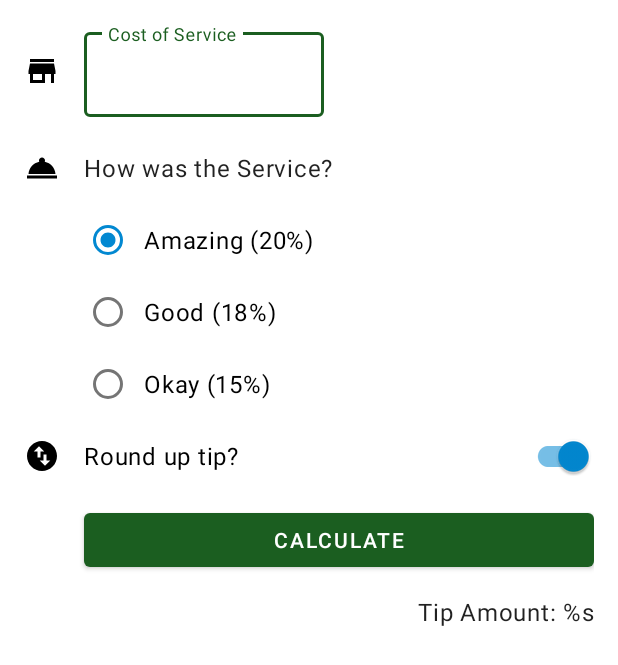
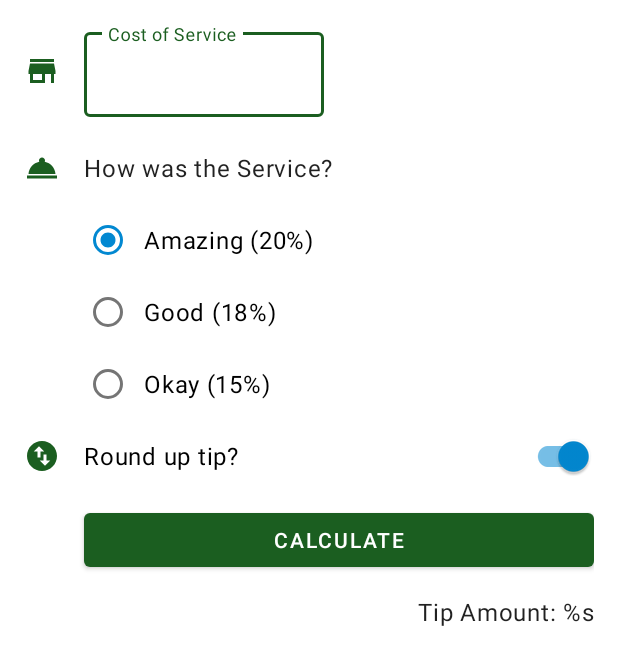
Before and after one commit to EleoXDA/Tip_Calculator_KT, an Android app: the layout activity_main.xml on its own in the app's theme, with its tools: preview values and no code run, on a phone screen of 412 x 824 dp. Shown: the top 665 px of the screen. Run offline under Robolectric (Android 15) with nearby library versions, the phone set to English and light mode, and no system bars.

Commit message:
fixes and styling

```diff
--- a/app/src/main/java/eu/eleo/tipcalculatorbygoogle/MainActivity.kt
+++ b/app/src/main/java/eu/eleo/tipcalculatorbygoogle/MainActivity.kt
@@ -1,6 +1,10 @@
 package eu.eleo.tipcalculatorbygoogle
 
+import android.content.Context
 import android.os.Bundle
+import android.view.KeyEvent
+import android.view.View
+import android.view.inputmethod.InputMethodManager
 import androidx.appcompat.app.AppCompatActivity
 import eu.eleo.tipcalculatorbygoogle.databinding.ActivityMainBinding
 import java.text.NumberFormat
@@ -14,6 +18,8 @@ class MainActivity : AppCompatActivity() {
         binding = ActivityMainBinding.inflate(layoutInflater)
         setContentView(binding.root)
         binding.calculateButton.setOnClickListener { calculateTip() }
+        binding.costOfServiceEditText.setOnKeyListener { view, keyCode, _ -> handleKeyEvent(view, keyCode)
+        }
     }
 
     private fun calculateTip() {
@@ -38,4 +44,13 @@ class MainActivity : AppCompatActivity() {
         val formattedTip = NumberFormat.getCurrencyInstance().format(tip)
         binding.tipResult.text = getString(R.string.tip_amount, formattedTip)
     }
+    private fun handleKeyEvent(view: View, keyCode: Int): Boolean {
+        if (keyCode == KeyEvent.KEYCODE_ENTER) {
+            val inputMethodManager =
+                getSystemService(Context.INPUT_METHOD_SERVICE) as InputMethodManager
+            inputMethodManager.hideSoftInputFromWindow(view.windowToken, 0)
+            return true
+        }
+        return false
+    }
 }
--- a/app/src/main/res/drawable/ic_baseline_swap_vertical_circle_24.xml
+++ b/app/src/main/res/drawable/ic_baseline_swap_vertical_circle_24.xml
@@ -2,7 +2,8 @@
     android:width="24dp"
     android:height="24dp"
     android:viewportWidth="24"
-    android:viewportHeight="24">
+    android:viewportHeight="24"
+    android:tint="?attr/colorPrimary">
   <path
       android:fillColor="@color/black"
       android:pathData="M12,2C6.48,2 2,6.48 2,12s4.48,10 10,10 10,-4.48 10,-10S17.52,2 12,2zM6.5,9L10,5.5 13.5,9L11,9v4L9,13L9,9L6.5,9zM17.5,15L14,18.5 10.5,15L13,15v-4h2v4h2.5z"/>
--- a/app/src/main/res/drawable/ic_service.xml
+++ b/app/src/main/res/drawable/ic_service.xml
@@ -1,4 +1,4 @@
-<vector android:height="24dp" android:tint="#000000"
+<vector android:height="24dp" android:tint="?attr/colorPrimary"
     android:viewportHeight="24" android:viewportWidth="24"
     android:width="24dp" xmlns:android="http://schemas.android.com/apk/res/android">
     <path android:fillColor="@android:color/white" android:pathData="M2,17h20v2L2,19zM13.84,7.79c0.1,-0.24 0.16,-0.51 0.16,-0.79 0,-1.1 -0.9,-2 -2,-2s-2,0.9 -2,2c0,0.28 0.06,0.55 0.16,0.79C6.25,8.6 3.27,11.93 3,16h18c-0.27,-4.07 -3.25,-7.4 -7.16,-8.21z"/>
--- a/app/src/main/res/drawable/ic_store.xml
+++ b/app/src/main/res/drawable/ic_store.xml
@@ -1,4 +1,4 @@
-<vector android:height="24dp" android:tint="#000000"
+<vector android:height="24dp" android:tint="?attr/colorPrimary"
     android:viewportHeight="24" android:viewportWidth="24"
     android:width="24dp" xmlns:android="http://schemas.android.com/apk/res/android">
     <path android:fillColor="@android:color/white" android:pathData="M20,4L4,4v2h16L20,4zM21,14v-2l-1,-5L4,7l-1,5v2h1v6h10v-6h4v6h2v-6h1zM12,18L6,18v-4h6v4z"/>
--- a/app/src/main/res/layout/activity_main.xml
+++ b/app/src/main/res/layout/activity_main.xml
@@ -1,17 +1,21 @@
 <?xml version="1.0" encoding="utf-8"?>
-<androidx.constraintlayout.widget.ConstraintLayout xmlns:android="http://schemas.android.com/apk/res/android"
+<ScrollView xmlns:android="http://schemas.android.com/apk/res/android"
     xmlns:app="http://schemas.android.com/apk/res-auto"
     xmlns:tools="http://schemas.android.com/tools"
     android:layout_width="match_parent"
-    android:layout_height="match_parent"
+    android:layout_height="match_parent">
+
+    <androidx.constraintlayout.widget.ConstraintLayout
+        android:layout_width="match_parent"
+        android:layout_height="wrap_content"
         android:padding="16dp"
         tools:context=".MainActivity">
 
         <com.google.android.material.textfield.TextInputLayout
             android:id="@+id/cost_of_service"
-        android:layout_marginStart="16dp"
             android:layout_width="160dp"
             android:layout_height="wrap_content"
+            android:layout_marginStart="16dp"
             android:hint="@string/cost_of_service"
             app:layout_constraintStart_toEndOf="@id/icon_cost_of_service"
             app:layout_constraintTop_toTopOf="parent">
@@ -19,17 +23,17 @@
             <com.google.android.material.textfield.TextInputEditText
                 android:id="@+id/cost_of_service_edit_text"
                 android:layout_width="match_parent"
-            android:inputType="numberDecimal"
-            android:layout_height="wrap_content"/>
+                android:layout_height="wrap_content"
+                android:inputType="numberDecimal" />
 
         </com.google.android.material.textfield.TextInputLayout>
 
         <TextView
             android:id="@+id/service_question"
+            style="@style/Widget.TipCalc.TextView"
             android:layout_width="wrap_content"
             android:layout_height="wrap_content"
             android:layout_marginTop="10dp"
-        style="@style/Widget.TipCalc.TextView"
             android:text="@string/how_was_the_service"
             app:layout_constraintStart_toStartOf="@id/cost_of_service"
             app:layout_constraintTop_toBottomOf="@id/cost_of_service" />
@@ -39,20 +43,20 @@
             android:layout_width="wrap_content"
             android:layout_height="wrap_content"
             android:importantForAccessibility="no"
-        app:srcCompat="@drawable/ic_service"
+            app:layout_constraintBottom_toBottomOf="@id/service_question"
+            app:layout_constraintStart_toStartOf="parent"
             app:layout_constraintTop_toTopOf="@id/service_question"
-        app:layout_constraintBottom_toBottomOf="@id/service_question"
-        app:layout_constraintStart_toStartOf="parent"/>
+            app:srcCompat="@drawable/ic_service" />
 
         <ImageView
             android:id="@+id/icon_round_up"
             android:layout_width="wrap_content"
             android:layout_height="wrap_content"
+            app:layout_constraintBottom_toBottomOf="@id/round_up_switch"
+            app:layout_constraintStart_toStartOf="parent"
+            app:layout_constraintTop_toBottomOf="@id/tip_options"
+            app:layout_constraintTop_toTopOf="@id/round_up_switch"
             app:srcCompat="@drawable/ic_baseline_swap_vertical_circle_24"
-        app:layout_constraintTop_toBottomOf="@id/tip_options"
-        app:layout_constraintStart_toStartOf="parent"
-        app:layout_constraintTop_toTopOf="@id/round_up_switch"
-        app:layout_constraintBottom_toBottomOf="@id/round_up_switch"
             tools:ignore="ContentDescription" />
 
         <RadioGroup
@@ -99,18 +103,18 @@
             android:id="@+id/calculate_button"
             android:layout_width="0dp"
             android:layout_height="wrap_content"
+            android:layout_marginTop="8dp"
             android:text="@string/calculate"
-        android:layout_marginTop="8dp"
             app:layout_constraintEnd_toEndOf="parent"
             app:layout_constraintStart_toStartOf="@id/tip_options"
             app:layout_constraintTop_toBottomOf="@id/round_up_switch" />
 
         <TextView
             android:id="@+id/tip_result"
+            style="@style/Widget.TipCalc.TextView"
             android:layout_width="wrap_content"
             android:layout_height="wrap_content"
             android:text="@string/tip_amount"
-        style="@style/Widget.TipCalc.TextView"
             app:layout_constraintEnd_toEndOf="parent"
             app:layout_constraintTop_toBottomOf="@id/calculate_button" />
 
@@ -119,8 +123,9 @@
             android:layout_width="wrap_content"
             android:layout_height="wrap_content"
             android:importantForAccessibility="no"
-        app:layout_constraintTop_toTopOf="@id/cost_of_service"
             app:layout_constraintBottom_toBottomOf="@id/cost_of_service"
             app:layout_constraintStart_toStartOf="parent"
-        app:srcCompat="@drawable/ic_store"/>
+            app:layout_constraintTop_toTopOf="@id/cost_of_service"
+            app:srcCompat="@drawable/ic_store" />
     </androidx.constraintlayout.widget.ConstraintLayout>
+</ScrollView>
--- a/app/src/main/res/values-night/themes.xml
+++ b/app/src/main/res/values-night/themes.xml
@@ -7,5 +7,8 @@
         <item name="colorSecondaryVariant">@color/blue_light</item>
         <item name="colorOnSecondary">@color/black</item>
         <item name="android:statusBarColor" tools:targetApi="l">?attr/colorPrimaryVariant</item>
+        <item name="textInputStyle">@style/Widget.MaterialComponents.TextInputLayout.OutlinedBox</item>
+        <item name="radioButtonStyle">@style/Widget.TipCalc.CompoundButton.RadioButton</item>
+        <item name="switchStyle">@style/Widget.TipCalc.CompoundButton.Switch</item>
     </style>
 </resources>
```
Lines whose indentation alone changed are shown as unchanged.
